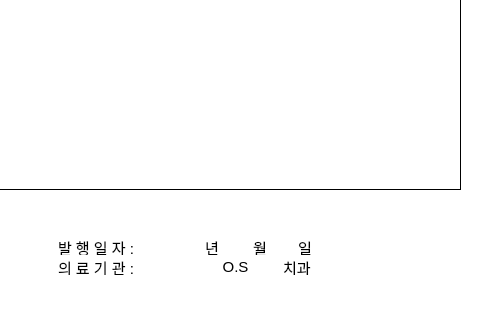
This is Project/src/pms/PatientManagementSW/medicalchart.ui in AndaCondaa/Dental_Imaging_SW_System as Qt 5 draws it before an edit; both pictures show x 120 to 601 and y 520 to 840 of the 601 by 840 pixel window. The edited form follows.
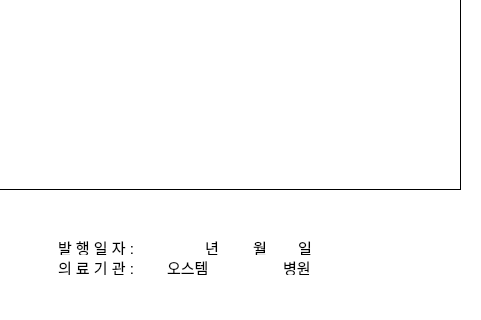
This is the edited form. Icons and pictures are not drawn.

```diff
--- a/Project/src/pms/PatientManagementSW/medicalchart.ui
+++ b/Project/src/pms/PatientManagementSW/medicalchart.ui
@@ -818,7 +818,7 @@
    <widget class="QLabel" name="hospitalNameLabel">
     <property name="geometry">
      <rect>
-      <x>310</x>
+      <x>287</x>
       <y>720</y>
       <width>91</width>
       <height>16</height>
@@ -833,10 +833,10 @@
      <string notr="true">background-color: rgba(255, 255, 255, 0);</string>
     </property>
     <property name="text">
-     <string>O.S</string>
+     <string>오스템</string>
     </property>
     <property name="alignment">
-     <set>Qt::AlignCenter</set>
+     <set>Qt::AlignLeading|Qt::AlignLeft|Qt::AlignVCenter</set>
     </property>
    </widget>
    <widget class="QLabel" name="label_10">
@@ -878,7 +878,7 @@
      <string notr="true">background-color: rgba(255, 255, 255, 0);</string>
     </property>
     <property name="text">
-     <string>치과</string>
+     <string>병원</string>
     </property>
    </widget>
   </widget>
```
Left out of the diff: 8 changed lines with no effect on the pictures.
